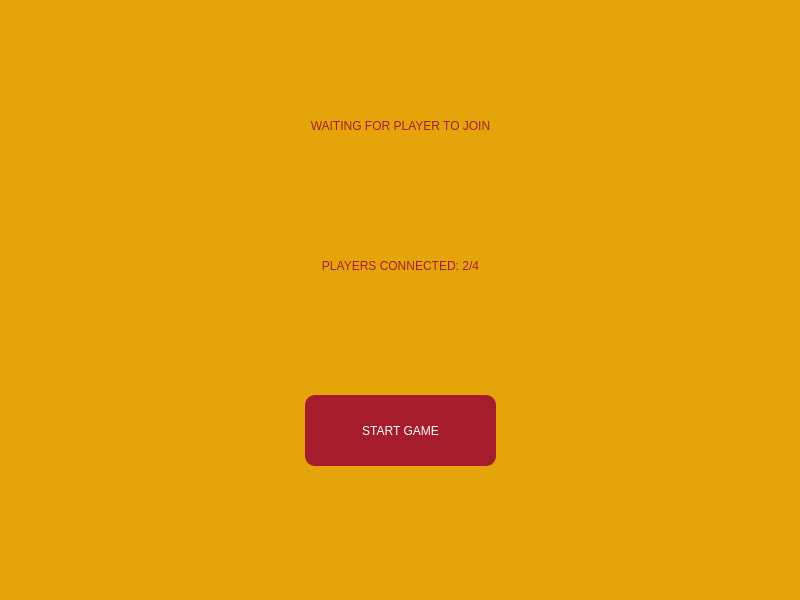
Old version of the form client/view/menu/pages/hostwaitingpage.ui in the repository valentinbersi/DuckGame-Recreation.
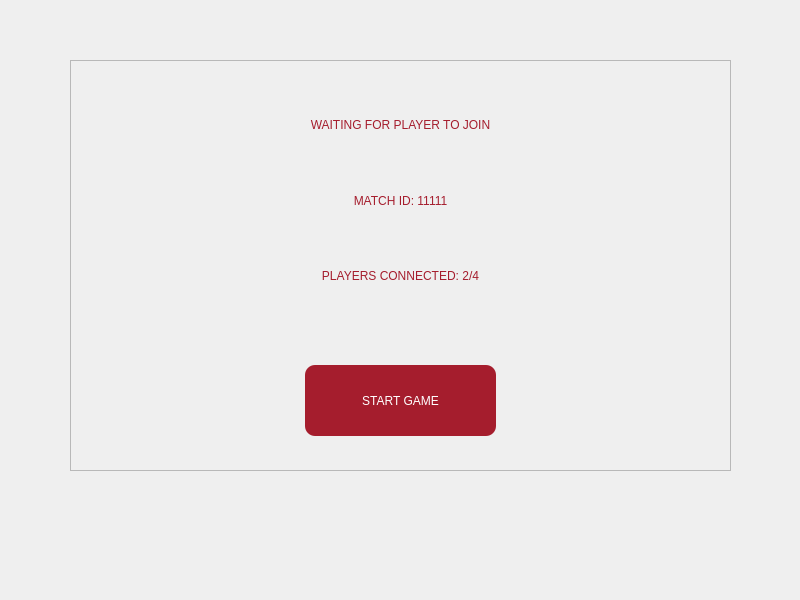
New version of the form.

Commit message: add labelMatchID in hostwaitingpage

What changed in the file:
```diff
--- a/client/view/menu/pages/hostwaitingpage.ui
+++ b/client/view/menu/pages/hostwaitingpage.ui
@@ -14,69 +14,108 @@
    <string>hostwaitingpage</string>
   </property>
   <property name="styleSheet">
-   <string notr="true">background-color: rgb(229, 165, 10)</string>
+   <string notr="true"/>
   </property>
-  <widget class="QPushButton" name="playButton">
+  <widget class="QFrame" name="frame">
    <property name="geometry">
     <rect>
-     <x>300</x>
-     <y>390</y>
-     <width>201</width>
-     <height>81</height>
+     <x>70</x>
+     <y>60</y>
+     <width>661</width>
+     <height>411</height>
     </rect>
    </property>
    <property name="styleSheet">
-    <string notr="true">color: white;
+    <string notr="true">QFrame #frame {
+background-color: rgba(229, 165, 10, 0.95);
+border-radius: 30px;
+}</string>
+   </property>
+   <property name="frameShape">
+    <enum>QFrame::StyledPanel</enum>
+   </property>
+   <property name="frameShadow">
+    <enum>QFrame::Raised</enum>
+   </property>
+   <widget class="QWidget" name="verticalLayoutWidget">
+    <property name="geometry">
+     <rect>
+      <x>10</x>
+      <y>30</y>
+      <width>641</width>
+      <height>221</height>
+     </rect>
+    </property>
+    <layout class="QVBoxLayout" name="verticalLayout">
+     <item>
+      <widget class="QLabel" name="labelWaitingMsg">
+       <property name="styleSheet">
+        <string notr="true">color: rgb(165, 29, 45);
+</string>
+       </property>
+       <property name="text">
+        <string>WAITING FOR PLAYER TO JOIN</string>
+       </property>
+       <property name="textFormat">
+        <enum>Qt::AutoText</enum>
+       </property>
+       <property name="alignment">
+        <set>Qt::AlignCenter</set>
+       </property>
+      </widget>
+     </item>
+     <item>
+      <widget class="QLabel" name="labelMatchID">
+       <property name="styleSheet">
+        <string notr="true">color: rgb(165, 29, 45);
+</string>
+       </property>
+       <property name="text">
+        <string>MATCH ID: 11111</string>
+       </property>
+       <property name="textFormat">
+        <enum>Qt::AutoText</enum>
+       </property>
+       <property name="alignment">
+        <set>Qt::AlignCenter</set>
+       </property>
+      </widget>
+     </item>
+     <item>
+      <widget class="QLabel" name="labelPlayersConnected">
+       <property name="styleSheet">
+        <string notr="true">color:  rgb(165, 29, 45);</string>
+       </property>
+       <property name="text">
+        <string>PLAYERS CONNECTED: 2/4</string>
+       </property>
+       <property name="alignment">
+        <set>Qt::AlignCenter</set>
+       </property>
+      </widget>
+     </item>
+    </layout>
+   </widget>
+   <widget class="QPushButton" name="playButton">
+    <property name="geometry">
+     <rect>
+      <x>230</x>
+      <y>300</y>
+      <width>201</width>
+      <height>81</height>
+     </rect>
+    </property>
+    <property name="styleSheet">
+     <string notr="true">color: white;
 background-color: rgb(165, 29, 45);
 padding: 10px;
 Border-radius: 10px;
 margin: 5px;</string>
-   </property>
-   <property name="text">
-    <string>START GAME</string>
-   </property>
-  </widget>
-  <widget class="QLabel" name="label">
-   <property name="geometry">
-    <rect>
-     <x>0</x>
-     <y>60</y>
-     <width>801</width>
-     <height>131</height>
-    </rect>
-   </property>
-   <property name="styleSheet">
-    <string notr="true">color: rgb(165, 29, 45);
-</string>
-   </property>
-   <property name="text">
-    <string>WAITING FOR PLAYER TO JOIN</string>
-   </property>
-   <property name="textFormat">
-    <enum>Qt::AutoText</enum>
-   </property>
-   <property name="alignment">
-    <set>Qt::AlignCenter</set>
-   </property>
-  </widget>
-  <widget class="QLabel" name="label_2">
-   <property name="geometry">
-    <rect>
-     <x>0</x>
-     <y>200</y>
-     <width>801</width>
-     <height>131</height>
-    </rect>
-   </property>
-   <property name="styleSheet">
-    <string notr="true">color:  rgb(165, 29, 45);</string>
-   </property>
-   <property name="text">
-    <string>PLAYERS CONNECTED: 2/4</string>
-   </property>
-   <property name="alignment">
-    <set>Qt::AlignCenter</set>
-   </property>
+    </property>
+    <property name="text">
+     <string>START GAME</string>
+    </property>
+   </widget>
   </widget>
  </widget>
  <resources/>
```
Left out of the diff: 2 changed lines with no effect on the pictures. The commit also changes 3 other files.
